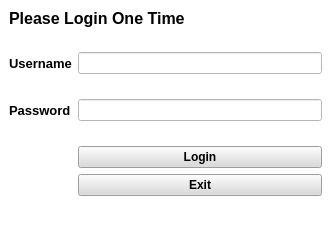
Nifra514/keras-cnn, file UI/login.ui: the form before one commit.
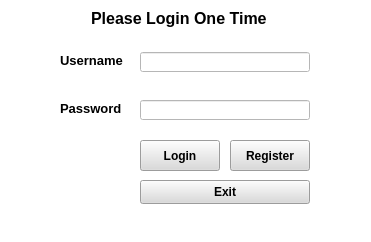
The form after the commit. Icons and pictures are not drawn.

The edit to the form file:
```diff
--- a/UI/login.ui
+++ b/UI/login.ui
@@ -6,8 +6,8 @@
    <rect>
     <x>0</x>
     <y>0</y>
-    <width>331</width>
-    <height>241</height>
+    <width>371</width>
+    <height>242</height>
    </rect>
   </property>
   <property name="windowTitle">
@@ -24,9 +24,15 @@
    <string notr="true">background-color: rgb(255, 255, 255);</string>
   </property>
   <widget class="QWidget" name="centralwidget">
-   <layout class="QFormLayout" name="formLayout">
-    <item row="0" column="0" colspan="2">
      <widget class="QLabel" name="label_3">
+    <property name="geometry">
+     <rect>
+      <x>91</x>
+      <y>9</y>
+      <width>190</width>
+      <height>19</height>
+     </rect>
+    </property>
       <property name="font">
        <font>
         <pointsize>12</pointsize>
@@ -39,22 +45,15 @@
        <string>Please Login One Time</string>
       </property>
      </widget>
-    </item>
-    <item row="1" column="0" colspan="2">
-     <spacer name="horizontalSpacer">
-      <property name="orientation">
-       <enum>Qt::Horizontal</enum>
-      </property>
-      <property name="sizeHint" stdset="0">
-       <size>
-        <width>310</width>
-        <height>12</height>
-       </size>
-      </property>
-     </spacer>
-    </item>
-    <item row="2" column="0">
      <widget class="QLabel" name="label">
+    <property name="geometry">
+     <rect>
+      <x>60</x>
+      <y>52</y>
+      <width>64</width>
+      <height>16</height>
+     </rect>
+    </property>
       <property name="font">
        <font>
         <pointsize>10</pointsize>
@@ -66,25 +65,25 @@
        <string>Username</string>
       </property>
      </widget>
-    </item>
-    <item row="2" column="1">
-     <widget class="QLineEdit" name="txt_uname"/>
-    </item>
-    <item row="3" column="0" colspan="2">
-     <spacer name="horizontalSpacer_2">
-      <property name="orientation">
-       <enum>Qt::Horizontal</enum>
-      </property>
-      <property name="sizeHint" stdset="0">
-       <size>
-        <width>310</width>
-        <height>13</height>
-       </size>
-      </property>
-     </spacer>
-    </item>
-    <item row="4" column="0">
+   <widget class="QLineEdit" name="txt_uname">
+    <property name="geometry">
+     <rect>
+      <x>140</x>
+      <y>52</y>
+      <width>170</width>
+      <height>20</height>
+     </rect>
+    </property>
+   </widget>
      <widget class="QLabel" name="label_2">
+    <property name="geometry">
+     <rect>
+      <x>60</x>
+      <y>100</y>
+      <width>63</width>
+      <height>16</height>
+     </rect>
+    </property>
       <property name="font">
        <font>
         <pointsize>10</pointsize>
@@ -96,29 +95,28 @@
        <string>Password</string>
       </property>
      </widget>
-    </item>
-    <item row="4" column="1">
      <widget class="QLineEdit" name="txt_password">
+    <property name="geometry">
+     <rect>
+      <x>140</x>
+      <y>100</y>
+      <width>170</width>
+      <height>20</height>
+     </rect>
+    </property>
       <property name="echoMode">
        <enum>QLineEdit::Password</enum>
       </property>
      </widget>
-    </item>
-    <item row="5" column="1">
-     <spacer name="horizontalSpacer_3">
-      <property name="orientation">
-       <enum>Qt::Horizontal</enum>
-      </property>
-      <property name="sizeHint" stdset="0">
-       <size>
-        <width>246</width>
-        <height>13</height>
-       </size>
-      </property>
-     </spacer>
-    </item>
-    <item row="6" column="1">
      <widget class="QPushButton" name="btn_login">
+    <property name="geometry">
+     <rect>
+      <x>140</x>
+      <y>140</y>
+      <width>80</width>
+      <height>31</height>
+     </rect>
+    </property>
       <property name="font">
        <font>
         <weight>75</weight>
@@ -139,9 +137,15 @@
        <string>Return</string>
       </property>
      </widget>
-    </item>
-    <item row="7" column="1">
      <widget class="QPushButton" name="btn_exit">
+    <property name="geometry">
+     <rect>
+      <x>140</x>
+      <y>180</y>
+      <width>170</width>
+      <height>24</height>
+     </rect>
+    </property>
       <property name="font">
        <font>
         <weight>75</weight>
@@ -162,8 +166,41 @@
        <string>Esc</string>
       </property>
      </widget>
-    </item>
-   </layout>
+   <widget class="QPushButton" name="btn_reg">
+    <property name="geometry">
+     <rect>
+      <x>230</x>
+      <y>140</y>
+      <width>80</width>
+      <height>31</height>
+     </rect>
+    </property>
+    <property name="minimumSize">
+     <size>
+      <width>80</width>
+      <height>0</height>
+     </size>
+    </property>
+    <property name="font">
+     <font>
+      <weight>75</weight>
+      <bold>true</bold>
+     </font>
+    </property>
+    <property name="styleSheet">
+     <string notr="true">background-color: rgb(218, 218, 218);</string>
+    </property>
+    <property name="text">
+     <string>Register</string>
+    </property>
+    <property name="icon">
+     <iconset>
+      <normaloff>signup.png</normaloff>signup.png</iconset>
+    </property>
+    <property name="shortcut">
+     <string>R</string>
+    </property>
+   </widget>
   </widget>
   <widget class="QStatusBar" name="statusbar"/>
   <action name="actionExit">
```
Left out of the diff: 4 changed lines with no effect on the pictures. Lines whose indentation alone changed are shown as unchanged.
